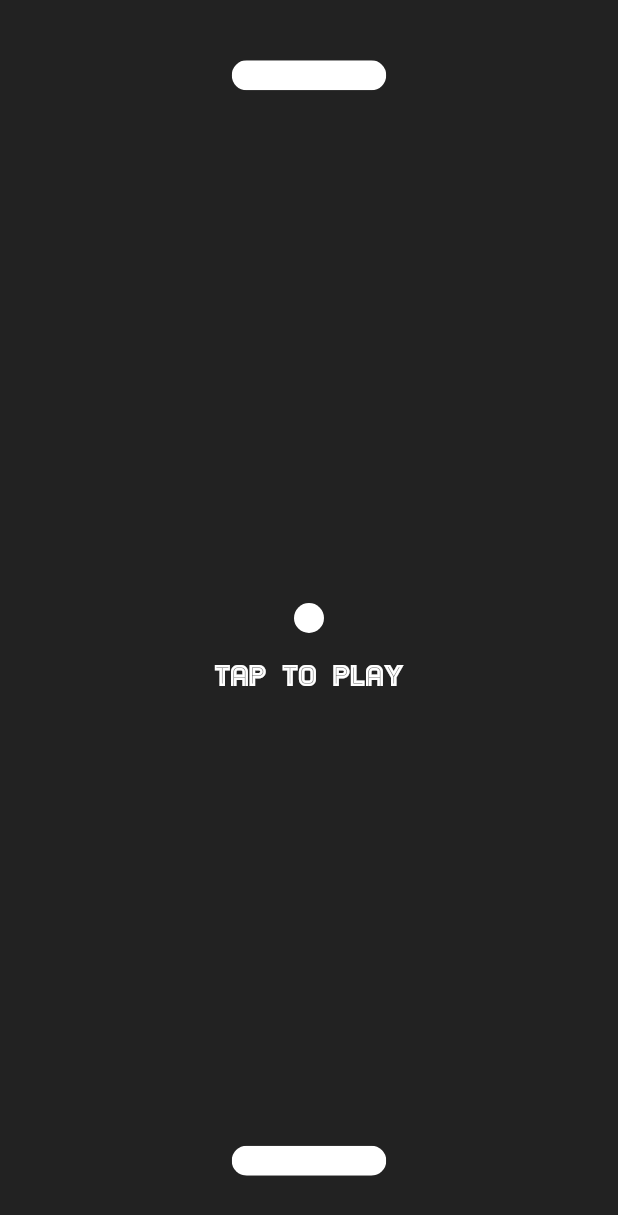
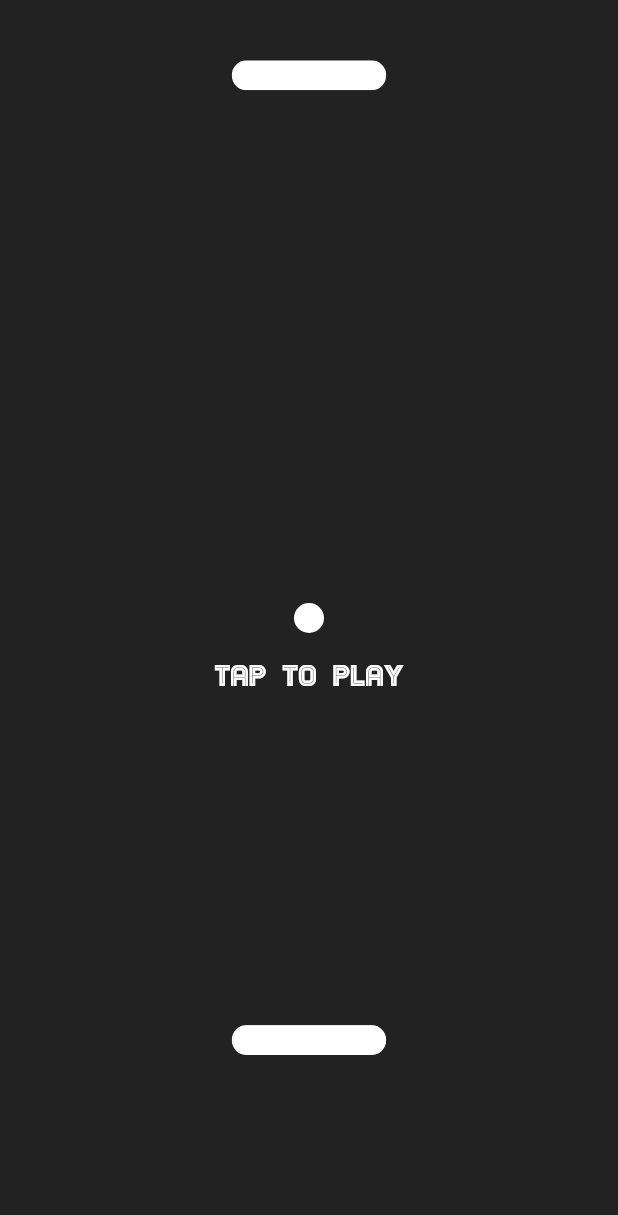
Before and after one commit to louieseno/Go-Pong, a Flutter app: the PlayAreaView screen opened by its route, on a phone screen of 412 x 824 dp. Shown: the top 1215 px of the screen. Run offline on Flutter 3.47's test engine with Material 2 defaults, Android fonts, the phone set to English and light mode, and no system bars.

Commit message:
refactor: make static brick y position

```diff
--- a/lib/views/play_area/play_area_view.dart
+++ b/lib/views/play_area/play_area_view.dart
@@ -23,14 +23,13 @@ class _PlayAreaViewState extends State<PlayAreaView> {
   BallDirection _ballXDirection = BallDirection.right;
 
   double _playerX = 0.0;
-  double _playerY = 0.9;
 
   void _updateDirection() {
     // VERTICAL UPDATE
-    if (_ballY <= -0.9) {
+    if (_ballY <= Brick.yTop) {
       _ballYDirection = BallDirection.down;
     }
-    if (_ballY >= 0.9) {
+    if (_ballY >= Brick.yBottom) {
       _ballYDirection = BallDirection.up;
     }
 
@@ -111,9 +110,12 @@ class _PlayAreaViewState extends State<PlayAreaView> {
                   yPosition: 0.1,
                   text: 'TAP  TO  PLAY',
                 ),
-              const Brick(x: 0.0, y: -0.9),
+              const Brick(
+                x: 0.0,
+                isNegative: true,
+              ),
               Ball(x: _ballX, y: _ballY),
-              Brick(x: _playerX, y: _playerY),
+              Brick(x: _playerX, isNegative: false),
             ],
           ),
         ),
--- a/lib/views/play_area/sprites/brick.dart
+++ b/lib/views/play_area/sprites/brick.dart
@@ -1,14 +1,17 @@
 import 'package:flutter/material.dart';
 
 class Brick extends StatelessWidget {
+  static const yTop = -0.9;
+  static const yBottom = 0.7;
   final double x;
-  final double y;
-  const Brick({Key? key, required this.x, required this.y}) : super(key: key);
+  final bool isNegative;
+  const Brick({Key? key, required this.x, required this.isNegative})
+      : super(key: key);
 
   @override
   Widget build(BuildContext context) {
     return Container(
-      alignment: Alignment(x, y),
+      alignment: Alignment(x, isNegative ? yTop : yBottom),
       child: ClipRRect(
         borderRadius: BorderRadius.circular(10.0),
         child: Container(
```
